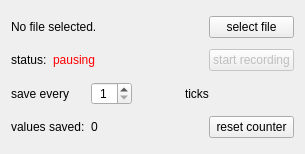
bchjoerni/mlab, file allsavewindow.ui: the form before one commit.
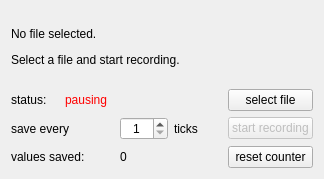
The form after the commit.

```diff
--- a/allsavewindow.ui
+++ b/allsavewindow.ui
@@ -6,31 +6,24 @@
    <rect>
     <x>0</x>
     <y>0</y>
-    <width>305</width>
-    <height>154</height>
+    <width>324</width>
+    <height>179</height>
    </rect>
   </property>
   <property name="windowTitle">
    <string>Form</string>
   </property>
   <layout class="QGridLayout" name="gridLayout">
-   <item row="0" column="0" colspan="6">
+   <item row="0" column="0" colspan="5">
     <widget class="QLabel" name="lbl_fileName">
      <property name="text">
-      <string>&lt;html&gt;&lt;head/&gt;&lt;body&gt;&lt;p&gt;No file selected.&lt;/p&gt;&lt;/body&gt;&lt;/html&gt;</string>
+      <string>&lt;html&gt;&lt;head/&gt;&lt;body&gt;&lt;p&gt;No file selected.&lt;/p&gt;&lt;p&gt;Select a file and start recording.&lt;/p&gt;&lt;/body&gt;&lt;/html&gt;</string>
      </property>
      <property name="wordWrap">
       <bool>true</bool>
      </property>
     </widget>
    </item>
-   <item row="0" column="6">
-    <widget class="QPushButton" name="btn_selectFile">
-     <property name="text">
-      <string>select file</string>
-     </property>
-    </widget>
-   </item>
    <item row="1" column="0">
     <widget class="QLabel" name="lbl_status_lbl">
      <property name="text">
@@ -38,7 +31,7 @@
      </property>
     </widget>
    </item>
-   <item row="1" column="1" colspan="3">
+   <item row="1" column="1" colspan="2">
     <widget class="QLabel" name="lbl_status">
      <property name="styleSheet">
       <string notr="true">color:red;</string>
@@ -48,6 +41,13 @@
      </property>
     </widget>
    </item>
+   <item row="1" column="4">
+    <widget class="QPushButton" name="btn_selectFile">
+     <property name="text">
+      <string>select file</string>
+     </property>
+    </widget>
+   </item>
    <item row="2" column="0" colspan="2">
     <widget class="QLabel" name="lbl_frequeny_lbl">
      <property name="text">
@@ -65,44 +65,44 @@
      </property>
     </widget>
    </item>
-   <item row="2" column="5" colspan="2">
+   <item row="2" column="3">
     <widget class="QLabel" name="lbl_tick_lbl">
      <property name="text">
       <string>ticks</string>
      </property>
     </widget>
    </item>
-   <item row="4" column="0" colspan="2">
+   <item row="2" column="4">
+    <widget class="QPushButton" name="btn_startStop">
+     <property name="enabled">
+      <bool>false</bool>
+     </property>
+     <property name="text">
+      <string>start recording</string>
+     </property>
+    </widget>
+   </item>
+   <item row="3" column="0" colspan="2">
     <widget class="QLabel" name="lbl_numSaved_lbl">
      <property name="text">
       <string>values saved:</string>
      </property>
     </widget>
    </item>
-   <item row="4" column="2" colspan="3">
+   <item row="3" column="2">
     <widget class="QLabel" name="lbl_numSaved">
      <property name="text">
       <string>0</string>
      </property>
     </widget>
    </item>
-   <item row="4" column="6">
+   <item row="3" column="4">
     <widget class="QPushButton" name="btn_resetCounter">
      <property name="text">
       <string>reset counter</string>
      </property>
     </widget>
    </item>
-   <item row="1" column="6">
-    <widget class="QPushButton" name="btn_startStop">
-     <property name="enabled">
-      <bool>false</bool>
-     </property>
-     <property name="text">
-      <string>start recording</string>
-     </property>
-    </widget>
-   </item>
   </layout>
  </widget>
  <resources/>
```
Left out of the diff: 2 changed lines with no effect on the pictures.
